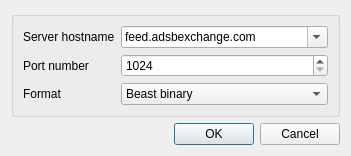
Qt form plugins/channelrx/demodadsb/adsbdemodfeeddialog.ui (f4exb/sdrangel) before a commit.
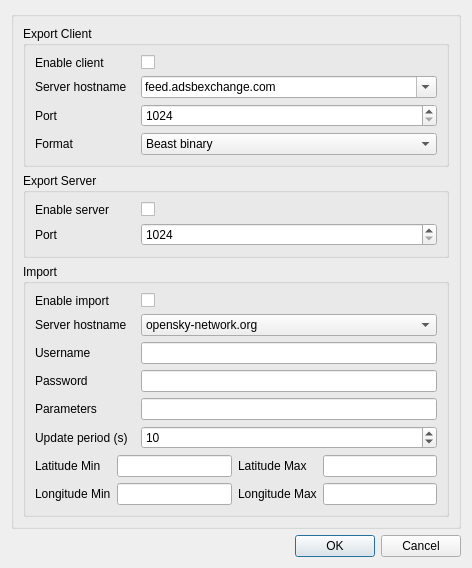
The same form after that commit.

Commit message: Add support for receiving global aircraft data from OpenSky Network. Add support for feeding ADS-B data to OpenSky Network. Fix binary Beast format feed. Fix display of USA and Japan flags.

What changed in the file:
```diff
--- a/plugins/channelrx/demodadsb/adsbdemodfeeddialog.ui
+++ b/plugins/channelrx/demodadsb/adsbdemodfeeddialog.ui
@@ -6,13 +6,12 @@
    <rect>
     <x>0</x>
     <y>0</y>
-    <width>351</width>
-    <height>138</height>
+    <width>472</width>
+    <height>553</height>
    </rect>
   </property>
   <property name="font">
    <font>
-    <family>Liberation Sans</family>
     <pointsize>9</pointsize>
    </font>
   </property>
@@ -23,75 +22,334 @@
    <item>
     <widget class="QGroupBox" name="groupBox">
      <layout class="QFormLayout" name="formLayout">
-      <item row="0" column="0">
-       <widget class="QLabel" name="hostLabel">
-        <property name="text">
-         <string>Server hostname</string>
+      <item row="2" column="0" colspan="2">
+       <widget class="QGroupBox" name="importSettings">
+        <property name="title">
+         <string>Import</string>
         </property>
+        <layout class="QGridLayout" name="gridLayout">
+         <item row="4" column="0">
+          <widget class="QLabel" name="importParametersLabel">
+           <property name="text">
+            <string>Parameters</string>
+           </property>
+          </widget>
+         </item>
+         <item row="2" column="1">
+          <widget class="QLineEdit" name="importUsername">
+           <property name="toolTip">
+            <string>Username to access server with</string>
+           </property>
+          </widget>
+         </item>
+         <item row="6" column="0" colspan="2">
+          <layout class="QGridLayout" name="gridLayout_2">
+           <item row="0" column="0">
+            <widget class="QLabel" name="latitudeMinLabel">
+             <property name="text">
+              <string>Latitude Min</string>
+             </property>
+            </widget>
+           </item>
+           <item row="0" column="1">
+            <widget class="QLineEdit" name="latitudeMin">
+             <property name="toolTip">
+              <string>Minimum latitude of area to receive aircraft data from</string>
+             </property>
+            </widget>
+           </item>
+           <item row="0" column="2">
+            <widget class="QLabel" name="latitudeMaxLabel">
+             <property name="text">
+              <string>Latitude Max</string>
+             </property>
+            </widget>
+           </item>
+           <item row="0" column="3">
+            <widget class="QLineEdit" name="latitudeMax">
+             <property name="toolTip">
+              <string>Maximum latitude of area to receive aircraft data from</string>
+             </property>
+            </widget>
+           </item>
+           <item row="1" column="0">
+            <widget class="QLabel" name="longitudeMinLabel">
+             <property name="toolTip">
+              <string>Minimum longitude of area to receive aircraft data from</string>
+             </property>
+             <property name="text">
+              <string>Longitude Min</string>
+             </property>
+            </widget>
+           </item>
+           <item row="1" column="1">
+            <widget class="QLineEdit" name="longitudeMin"/>
+           </item>
+           <item row="1" column="2">
+            <widget class="QLabel" name="longitudeMaxLabel">
+             <property name="text">
+              <string>Longitude Max</string>
+             </property>
+            </widget>
+           </item>
+           <item row="1" column="3">
+            <widget class="QLineEdit" name="longitudeMax">
+             <property name="toolTip">
+              <string>Maximum longitude of area to receive aircraft data from</string>
+             </property>
+            </widget>
+           </item>
+          </layout>
+         </item>
+         <item row="1" column="0">
+          <widget class="QLabel" name="importHostnameLabel">
+           <property name="text">
+            <string>Server hostname</string>
+           </property>
+          </widget>
+         </item>
+         <item row="2" column="0">
+          <widget class="QLabel" name="importUsernameLabel">
+           <property name="text">
+            <string>Username</string>
+           </property>
+          </widget>
+         </item>
+         <item row="5" column="0">
+          <widget class="QLabel" name="importPeriodLabel">
+           <property name="text">
+            <string>Update period (s)</string>
+           </property>
+          </widget>
+         </item>
+         <item row="0" column="1">
+          <widget class="QCheckBox" name="importEnabled">
+           <property name="text">
+            <string/>
+           </property>
+          </widget>
+         </item>
+         <item row="0" column="0">
+          <widget class="QLabel" name="importEnabledLabel">
+           <property name="minimumSize">
+            <size>
+             <width>100</width>
+             <height>0</height>
+            </size>
+           </property>
+           <property name="text">
+            <string>Enable import</string>
+           </property>
+          </widget>
+         </item>
+         <item row="3" column="1">
+          <widget class="QLineEdit" name="importPassword">
+           <property name="toolTip">
+            <string>Password to access the server with</string>
+           </property>
+          </widget>
+         </item>
+         <item row="4" column="1">
+          <widget class="QLineEdit" name="importParameters">
+           <property name="toolTip">
+            <string>Parameters for the API call such as geographic location</string>
+           </property>
+          </widget>
+         </item>
+         <item row="5" column="1">
+          <widget class="QDoubleSpinBox" name="importPeriod">
+           <property name="toolTip">
+            <string>Time period in seconds between updates requested from the server</string>
+           </property>
+           <property name="decimals">
+            <number>0</number>
+           </property>
+           <property name="minimum">
+            <double>5.000000000000000</double>
+           </property>
+           <property name="maximum">
+            <double>1000.000000000000000</double>
+           </property>
+           <property name="value">
+            <double>10.000000000000000</double>
+           </property>
+          </widget>
+         </item>
+         <item row="1" column="1">
+          <widget class="QComboBox" name="importHost">
+           <property name="toolTip">
+            <string>Hostname of server to receive ADS-B data from</string>
+           </property>
+           <item>
+            <property name="text">
+             <string>opensky-network.org</string>
+            </property>
+           </item>
+          </widget>
+         </item>
+         <item row="3" column="0">
+          <widget class="QLabel" name="importPasswordLabel">
+           <property name="text">
+            <string>Password</string>
+           </property>
+          </widget>
+         </item>
+        </layout>
        </widget>
       </item>
-      <item row="1" column="0">
-       <widget class="QLabel" name="portLabel">
-        <property name="text">
-         <string>Port number</string>
+      <item row="0" column="0" colspan="2">
+       <widget class="QGroupBox" name="exportClientSettings">
+        <property name="title">
+         <string>Export Client</string>
         </property>
+        <layout class="QFormLayout" name="formLayout_2">
+         <item row="0" column="0">
+          <widget class="QLabel" name="exportClientEnabledLabel">
+           <property name="minimumSize">
+            <size>
+             <width>100</width>
+             <height>0</height>
+            </size>
+           </property>
+           <property name="text">
+            <string>Enable client</string>
+           </property>
+          </widget>
+         </item>
+         <item row="0" column="1">
+          <widget class="QCheckBox" name="exportClientEnabled">
+           <property name="toolTip">
+            <string>Enable TCP client</string>
+           </property>
+           <property name="text">
+            <string/>
+           </property>
+          </widget>
+         </item>
+         <item row="1" column="0">
+          <widget class="QLabel" name="exportClientHostLabel">
+           <property name="text">
+            <string>Server hostname</string>
+           </property>
+          </widget>
+         </item>
+         <item row="1" column="1">
+          <widget class="QComboBox" name="exportClientHost">
+           <property name="toolTip">
+            <string>Hostname of server to feed ADS-B data to</string>
+           </property>
+           <property name="editable">
+            <bool>true</bool>
+           </property>
+           <item>
+            <property name="text">
+             <string>feed.adsbexchange.com</string>
+            </property>
+           </item>
+           <item>
+            <property name="text">
+             <string>data.adsbhub.org</string>
+            </property>
+           </item>
+          </widget>
+         </item>
+         <item row="2" column="0">
+          <widget class="QLabel" name="exportClientPortLabel">
+           <property name="text">
+            <string>Port</string>
+           </property>
+          </widget>
+         </item>
+         <item row="2" column="1">
+          <widget class="QSpinBox" name="exportClientPort">
+           <property name="toolTip">
+            <string>The TCP port number the server is listening on</string>
+           </property>
+           <property name="minimum">
+            <number>1024</number>
+           </property>
+           <property name="maximum">
+            <number>65535</number>
+           </property>
+          </widget>
+         </item>
+         <item row="3" column="0">
+          <widget class="QLabel" name="exportClientFormatLabel">
+           <property name="text">
+            <string>Format</string>
+           </property>
+          </widget>
+         </item>
+         <item row="3" column="1">
+          <widget class="QComboBox" name="exportClientFormat">
+           <property name="toolTip">
+            <string>Format to feed the data to the server in</string>
+           </property>
+           <item>
+            <property name="text">
+             <string>Beast binary</string>
+            </property>
+           </item>
+           <item>
+            <property name="text">
+             <string>Beast hex</string>
+            </property>
+           </item>
+          </widget>
+         </item>
+        </layout>
        </widget>
       </item>
-      <item row="1" column="1">
-       <widget class="QSpinBox" name="port">
-        <property name="toolTip">
-         <string>The TCP port number the server is listening on</string>
+      <item row="1" column="0" colspan="2">
+       <widget class="QGroupBox" name="exportServerSettings">
+        <property name="title">
+         <string>Export Server</string>
         </property>
-        <property name="minimum">
-         <number>1024</number>
-        </property>
-        <property name="maximum">
-         <number>65535</number>
-        </property>
-       </widget>
-      </item>
-      <item row="2" column="1">
-       <widget class="QComboBox" name="format">
-        <property name="toolTip">
-         <string>Format to feed the data to the server in</string>
-        </property>
-        <item>
-         <property name="text">
-          <string>Beast binary</string>
-         </property>
-        </item>
-        <item>
-         <property name="text">
-          <string>Beast hex</string>
-         </property>
-        </item>
-       </widget>
-      </item>
-      <item row="2" column="0">
-       <widget class="QLabel" name="formatLabel">
-        <property name="text">
-         <string>Format</string>
-        </property>
-       </widget>
-      </item>
-      <item row="0" column="1">
-       <widget class="QComboBox" name="host">
-        <property name="toolTip">
-         <string>Hostname of server to feed ADS-B data to</string>
-        </property>
-        <property name="editable">
-         <bool>true</bool>
-        </property>
-        <item>
-         <property name="text">
-          <string>feed.adsbexchange.com</string>
-         </property>
-        </item>
-        <item>
-         <property name="text">
-          <string>data.adsbhub.org</string>
-         </property>
-        </item>
+        <layout class="QFormLayout" name="formLayout_3">
+         <item row="1" column="0">
+          <widget class="QLabel" name="exportServerPortLabel">
+           <property name="text">
+            <string>Port</string>
+           </property>
+          </widget>
+         </item>
+         <item row="1" column="1">
+          <widget class="QSpinBox" name="exportServerPort">
+           <property name="toolTip">
+            <string>TCP port number to listen for connections on</string>
+           </property>
+           <property name="minimum">
+            <number>1024</number>
+           </property>
+           <property name="maximum">
+            <number>65535</number>
+           </property>
+          </widget>
+         </item>
+         <item row="0" column="0">
+          <widget class="QLabel" name="exportServerEnabledLabel">
+           <property name="minimumSize">
+            <size>
+             <width>100</width>
+             <height>0</height>
+            </size>
+           </property>
+           <property name="text">
+            <string>Enable server</string>
+           </property>
+          </widget>
+         </item>
+         <item row="0" column="1">
+          <widget class="QCheckBox" name="exportServerEnabled">
+           <property name="toolTip">
+            <string>Enable TCP server</string>
+           </property>
+           <property name="text">
+            <string/>
+           </property>
+          </widget>
+         </item>
+        </layout>
        </widget>
       </item>
      </layout>
```
Left out of the diff: 17 changed lines with no effect on the pictures. The commit also changes 14 other files.
